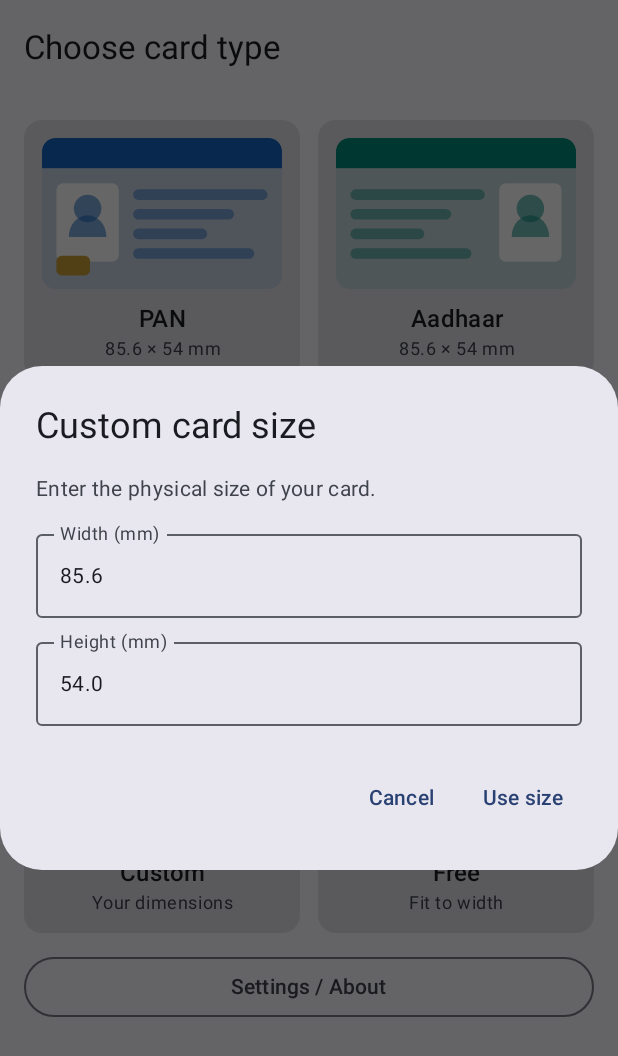
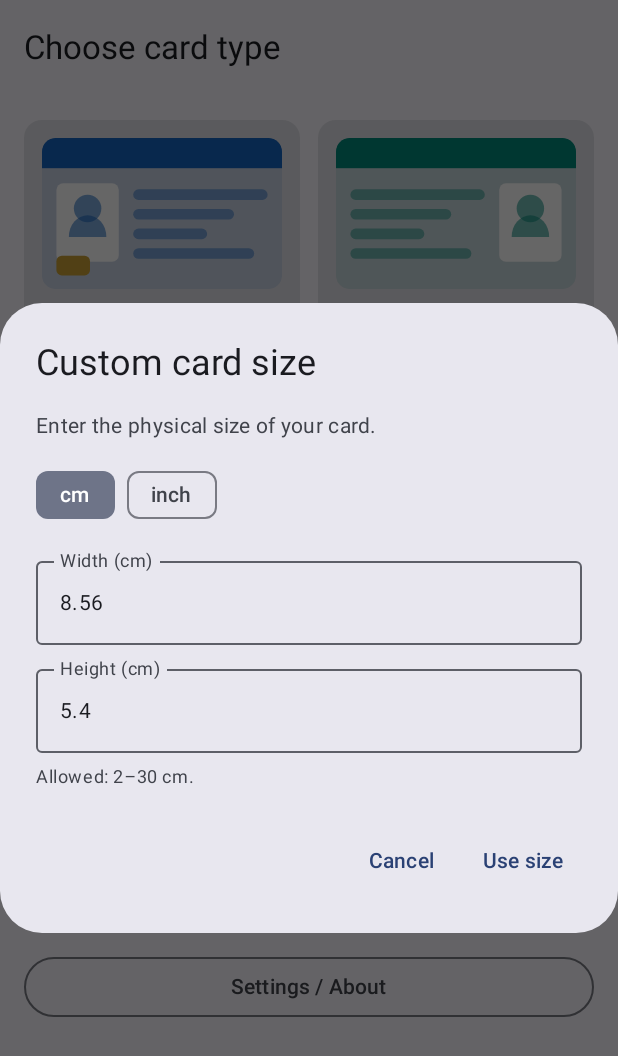
Before and after one commit to islam-aminul/CardFit, an Android app built with Jetpack Compose: the screen it shows after launch (MainActivity), after a tap on "Custom", on a phone screen of 412 x 824 dp. Shown: the top 1056 px of the screen. Run offline under Robolectric (Android 15) with nearby library versions, the phone set to English and light mode, and no system bars.

Commit message:
Phase 10: post-export nav, scanner edit mode, OSS theme, cm/inch units, gradient icon
1. Post-export navigation: New Scan / Home on the success state fully reset the
   session (cached images, OCR name, render settings) and return to the start;
   scan files now use unique per-capture names so re-scans don't show stale data.
2. Scanner: document SCANNER_MODE_FULL provides manual corner/crop editing; the
   pipeline consumes the corrected/cropped page image.
3. OSS licenses crash fixed: AppCompat theme override for the OssLicenses
   activities (they extend AppCompatActivity). List populates in release builds;
   debug shows a placeholder (AGP 9 generates the dependency proto for release
   only) — no new dependency added.
4. Custom dimensions: cm/inch unit selector; all math stays in mm, converting at
   the UI boundary with min/max validation. Adds DimensionUnit + tests.
5. App icon: red-to-blue gradient adaptive icon with an original stylized card
   motif (foreground/background/monochrome + pre-26 vector fallback).

Build green, lint error-free, 104 unit tests pass.

Co-Authored-By: Claude Opus 4.8 <noreply@anthropic.com>

```diff
--- a/app/src/main/java/in/firm/consultancy/bayaan/cardfit/domain/Defaults.kt
+++ b/app/src/main/java/in/firm/consultancy/bayaan/cardfit/domain/Defaults.kt
@@ -18,4 +18,8 @@ object Defaults {
 
     /** Effective DPI below which a card is considered no longer legible. */
     const val READABILITY_FLOOR_DPI: Int = 150
+
+    /** Sensible bounds (in mm) for a user-entered custom card size. */
+    const val CUSTOM_MIN_MM: Double = 20.0
+    const val CUSTOM_MAX_MM: Double = 300.0
 }
--- /dev/null
+++ b/app/src/main/java/in/firm/consultancy/bayaan/cardfit/domain/DimensionUnit.kt
@@ -0,0 +1,19 @@
+package `in`.firm.consultancy.bayaan.cardfit.domain
+
+/**
+ * Length units offered on the custom-size inputs. The domain always works in millimetres; these
+ * convert only at the UI boundary (CLAUDE.md item: keep internal math in mm).
+ *
+ * 1 cm = 10 mm, 1 inch = 25.4 mm.
+ */
+enum class DimensionUnit(val label: String, val mmPerUnit: Double) {
+    CM("cm", 10.0),
+    INCH("inch", 25.4),
+    ;
+
+    /** Convert a value expressed in this unit to millimetres. */
+    fun toMm(value: Double): Double = value * mmPerUnit
+
+    /** Convert millimetres to a value expressed in this unit. */
+    fun fromMm(mm: Double): Double = mm / mmPerUnit
+}
--- a/app/src/main/java/in/firm/consultancy/bayaan/cardfit/ui/navigation/CardFitNavGraph.kt
+++ b/app/src/main/java/in/firm/consultancy/bayaan/cardfit/ui/navigation/CardFitNavGraph.kt
@@ -70,6 +70,10 @@ fun CardFitNavGraph(
                     // Return to Configure to re-export from the same ScanSession (no re-scan).
                     navController.popBackStack(Routes.CONFIGURE, inclusive = false)
                 },
+                onStartFresh = {
+                    // Back to the start (card-type) as a clean slate; the session is already reset.
+                    navController.popBackStack(Routes.CARD_TYPE, inclusive = false)
+                },
             )
         }
         composable(Routes.SETTINGS) {
--- a/app/src/main/java/in/firm/consultancy/bayaan/cardfit/ui/screens/CardTypeScreen.kt
+++ b/app/src/main/java/in/firm/consultancy/bayaan/cardfit/ui/screens/CardTypeScreen.kt
@@ -4,6 +4,7 @@ import androidx.compose.foundation.clickable
 import androidx.compose.foundation.layout.Arrangement
 import androidx.compose.foundation.layout.Column
 import androidx.compose.foundation.layout.PaddingValues
+import androidx.compose.foundation.layout.Row
 import androidx.compose.foundation.layout.Spacer
 import androidx.compose.foundation.layout.fillMaxSize
 import androidx.compose.foundation.layout.fillMaxWidth
@@ -17,6 +18,7 @@ import androidx.compose.foundation.text.KeyboardOptions
 import androidx.compose.material3.AlertDialog
 import androidx.compose.material3.Card
 import androidx.compose.material3.ExperimentalMaterial3Api
+import androidx.compose.material3.FilterChip
 import androidx.compose.material3.MaterialTheme
 import androidx.compose.material3.OutlinedButton
 import androidx.compose.material3.OutlinedTextField
@@ -37,6 +39,8 @@ import androidx.compose.ui.text.style.TextAlign
 import androidx.compose.ui.unit.dp
 import androidx.compose.foundation.layout.aspectRatio
 import androidx.compose.foundation.shape.RoundedCornerShape
+import `in`.firm.consultancy.bayaan.cardfit.domain.Defaults
+import `in`.firm.consultancy.bayaan.cardfit.domain.DimensionUnit
 import `in`.firm.consultancy.bayaan.cardfit.domain.model.CardType
 import `in`.firm.consultancy.bayaan.cardfit.ui.AppViewModel
 import `in`.firm.consultancy.bayaan.cardfit.ui.components.CardArtwork
@@ -144,11 +148,27 @@ private fun CustomSizeDialog(
     onDismiss: () -> Unit,
     onConfirm: (widthMm: Double, heightMm: Double) -> Unit,
 ) {
-    var widthText by remember { mutableStateOf("85.6") }
-    var heightText by remember { mutableStateOf("54.0") }
+    // Internal math stays in mm; the UI converts at the boundary. Defaults = CR-80 in cm.
+    var unit by remember { mutableStateOf(DimensionUnit.CM) }
+    var widthText by remember { mutableStateOf("8.56") }
+    var heightText by remember { mutableStateOf("5.4") }
+
     val width = widthText.toDoubleOrNull()
     val height = heightText.toDoubleOrNull()
-    val valid = width != null && width > 0.0 && height != null && height > 0.0
+    val widthMm = width?.let { unit.toMm(it) }
+    val heightMm = height?.let { unit.toMm(it) }
+
+    fun inBounds(mm: Double?): Boolean =
+        mm != null && mm >= Defaults.CUSTOM_MIN_MM && mm <= Defaults.CUSTOM_MAX_MM
+    val valid = inBounds(widthMm) && inBounds(heightMm)
+
+    fun switchUnit(target: DimensionUnit) {
+        if (target == unit) return
+        // Preserve the physical size: re-express the current numbers in the new unit.
+        width?.let { widthText = formatNumber(target.fromMm(unit.toMm(it))) }
+        height?.let { heightText = formatNumber(target.fromMm(unit.toMm(it))) }
+        unit = target
+    }
 
     AlertDialog(
         onDismissRequest = onDismiss,
@@ -157,11 +177,22 @@ private fun CustomSizeDialog(
             Column {
                 Text("Enter the physical size of your card.")
                 Spacer(Modifier.height(12.dp))
+                Row(horizontalArrangement = Arrangement.spacedBy(8.dp)) {
+                    DimensionUnit.entries.forEach { u ->
+                        FilterChip(
+                            selected = unit == u,
+                            onClick = { switchUnit(u) },
+                            label = { Text(u.label) },
+                        )
+                    }
+                }
+                Spacer(Modifier.height(12.dp))
                 OutlinedTextField(
                     value = widthText,
                     onValueChange = { widthText = it },
-                    label = { Text("Width (mm)") },
+                    label = { Text("Width (${unit.label})") },
                     singleLine = true,
+                    isError = widthText.isNotBlank() && !inBounds(widthMm),
                     keyboardOptions = KeyboardOptions(keyboardType = KeyboardType.Decimal),
                     modifier = Modifier.fillMaxWidth(),
                 )
@@ -169,16 +200,23 @@ private fun CustomSizeDialog(
                 OutlinedTextField(
                     value = heightText,
                     onValueChange = { heightText = it },
-                    label = { Text("Height (mm)") },
+                    label = { Text("Height (${unit.label})") },
                     singleLine = true,
+                    isError = heightText.isNotBlank() && !inBounds(heightMm),
                     keyboardOptions = KeyboardOptions(keyboardType = KeyboardType.Decimal),
                     modifier = Modifier.fillMaxWidth(),
+                )
+                Spacer(Modifier.height(8.dp))
+                Text(
+                    "Allowed: ${formatNumber(unit.fromMm(Defaults.CUSTOM_MIN_MM))}–" +
+                        "${formatNumber(unit.fromMm(Defaults.CUSTOM_MAX_MM))} ${unit.label}.",
+                    style = MaterialTheme.typography.bodySmall,
                 )
             }
         },
         confirmButton = {
             TextButton(
-                onClick = { if (valid) onConfirm(width!!, height!!) },
+                onClick = { if (valid) onConfirm(widthMm!!, heightMm!!) },
                 enabled = valid,
             ) { Text("Use size") }
         },
@@ -186,6 +224,12 @@ private fun CustomSizeDialog(
             TextButton(onClick = onDismiss) { Text("Cancel") }
         },
     )
+}
+
+/** Round to 2 decimals and drop a trailing ".0" for tidy display. */
+private fun formatNumber(value: Double): String {
+    val rounded = Math.round(value * 100.0) / 100.0
+    return if (rounded % 1.0 == 0.0) rounded.toLong().toString() else rounded.toString()
 }
 
 private fun labelFor(type: CardType): String = when (type) {
--- /dev/null
+++ b/app/src/main/res/mipmap-anydpi-v26/ic_launcher.xml
@@ -0,0 +1,6 @@
+<?xml version="1.0" encoding="utf-8"?>
+<adaptive-icon xmlns:android="http://schemas.android.com/apk/res/android">
+    <background android:drawable="@drawable/ic_launcher_background" />
+    <foreground android:drawable="@drawable/ic_launcher_foreground" />
+    <monochrome android:drawable="@drawable/ic_launcher_monochrome" />
+</adaptive-icon>
--- /dev/null
+++ b/app/src/main/res/mipmap-anydpi-v26/ic_launcher_round.xml
@@ -0,0 +1,6 @@
+<?xml version="1.0" encoding="utf-8"?>
+<adaptive-icon xmlns:android="http://schemas.android.com/apk/res/android">
+    <background android:drawable="@drawable/ic_launcher_background" />
+    <foreground android:drawable="@drawable/ic_launcher_foreground" />
+    <monochrome android:drawable="@drawable/ic_launcher_monochrome" />
+</adaptive-icon>
--- a/app/src/main/res/values/themes.xml
+++ b/app/src/main/res/values/themes.xml
@@ -1,4 +1,11 @@
 <resources>
     <!-- Base theme for the single Activity. Compose/Material3 supplies the actual UI styling. -->
     <style name="Theme.CardFit" parent="android:Theme.Material.Light.NoActionBar" />
+
+    <!--
+      The Google OSS Licenses activities extend AppCompatActivity and require a Theme.AppCompat
+      descendant; our app theme is not AppCompat, so we give those activities this theme via a
+      manifest override (appcompat is already on the classpath transitively — no new dependency).
+    -->
+    <style name="Theme.CardFit.OssLicenses" parent="Theme.AppCompat.DayNight.DarkActionBar" />
 </resources>
```
Also changed, not shown: app/src/main/AndroidManifest.xml (+12 -1 lines), app/src/main/java/in/firm/consultancy/bayaan/cardfit/data/scanner/MlKitDocumentScanner.kt (+15 -5 lines), app/src/main/java/in/firm/consultancy/bayaan/cardfit/ui/ExportViewModel.kt (+18 -0 lines), app/src/main/java/in/firm/consultancy/bayaan/cardfit/ui/screens/PreviewScreen.kt (+19 -0 lines), app/src/main/res/drawable/ic_launcher.xml (deleted, +0 -19 lines), app/src/main/res/drawable/ic_launcher_background.xml (added, +21 -0 lines), app/src/main/res/drawable/ic_launcher_foreground.xml (added, +24 -0 lines), app/src/main/res/drawable/ic_launcher_monochrome.xml (added, +15 -0 lines), app/src/main/res/mipmap-anydpi/ic_launcher.xml (added, +30 -0 lines), app/src/main/res/mipmap-anydpi/ic_launcher_round.xml (added, +30 -0 lines), 1 other file.
